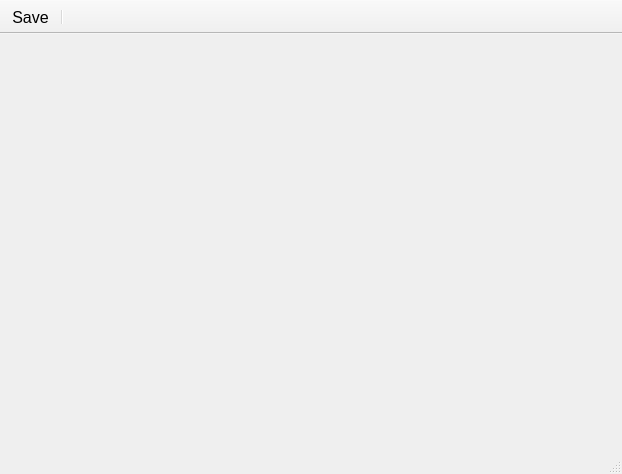
The window that Editor/Source/CrystalEditor/Private/Editor/SceneEditor/SceneEditorWindow.ui (neelmewada/CrystalEngine) describes before a commit, drawn with Qt 5.
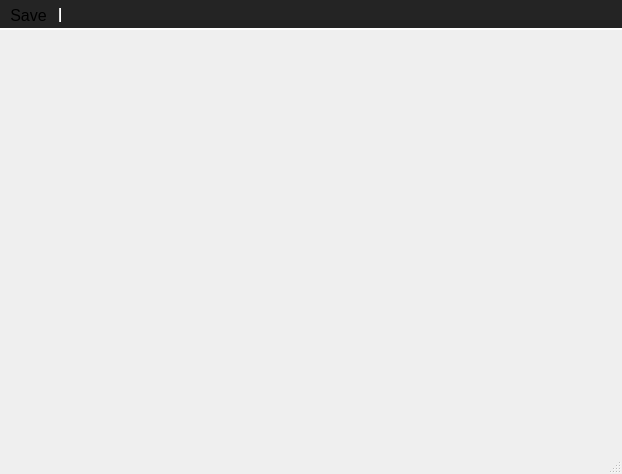
The same window after the commit.

What changed in the file:
```diff
--- a/Editor/Source/CrystalEditor/Private/Editor/SceneEditor/SceneEditorWindow.ui
+++ b/Editor/Source/CrystalEditor/Private/Editor/SceneEditor/SceneEditorWindow.ui
@@ -28,6 +28,13 @@
    <property name="windowTitle">
     <string>toolBar</string>
    </property>
+   <property name="styleSheet">
+    <string notr="true">QToolBar {
+	background-color: rgb(36, 36, 36);
+	border: 0px;
+	border-bottom: 2px solid palette(base);
+}</string>
+   </property>
    <property name="movable">
     <bool>false</bool>
    </property>
```
